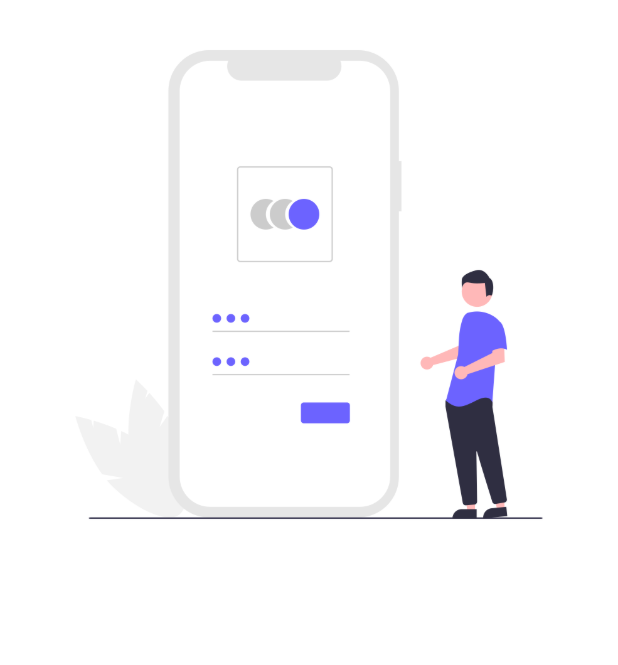
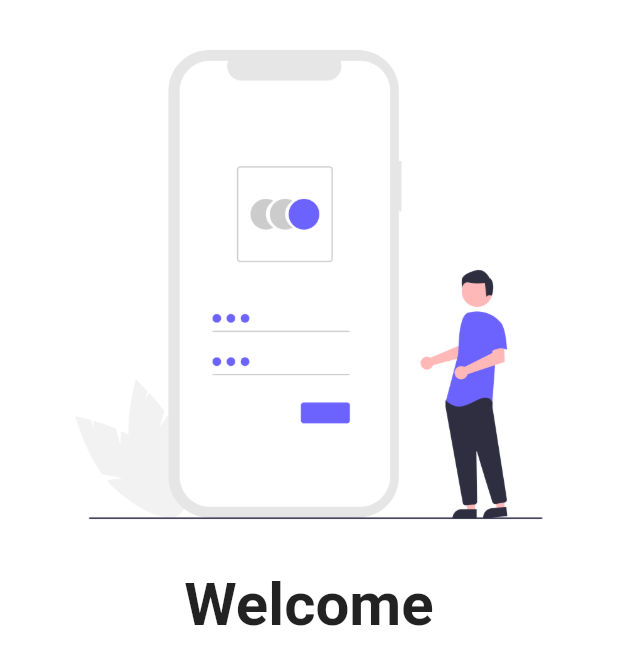
Before and after one commit to anishkha02/CatalogApp, a Flutter app: the screen it shows after launch, on a phone screen of 412 x 824 dp. Shown: the top 665 px of the screen. Run offline on Flutter 3.47's test engine with Material 2 defaults, Android fonts, the phone set to English and light mode, and no system bars.

Commit message:
day four

```diff
--- a/lib/screens/login.dart
+++ b/lib/screens/login.dart
@@ -20,7 +20,10 @@ class LoginPage extends StatelessWidget {
         children: [
           Image.asset("assets/images/login.png",
           fit: BoxFit.cover,),
+          Text("Welcome",style: TextStyle(fontWeight: FontWeight.bold,fontSize: 40),)
+
         ],
+
       ),
     );
   }
--- a/pubspec.yaml
+++ b/pubspec.yaml
@@ -34,6 +34,7 @@ dependencies:
   # The following adds the Cupertino Icons font to your application.
   # Use with the CupertinoIcons class for iOS style icons.
   cupertino_icons: ^1.0.2
+  google_fonts: ^3.0.1
 
 dev_dependencies:
   flutter_test:
```
Also changed, not shown: pubspec.lock.
